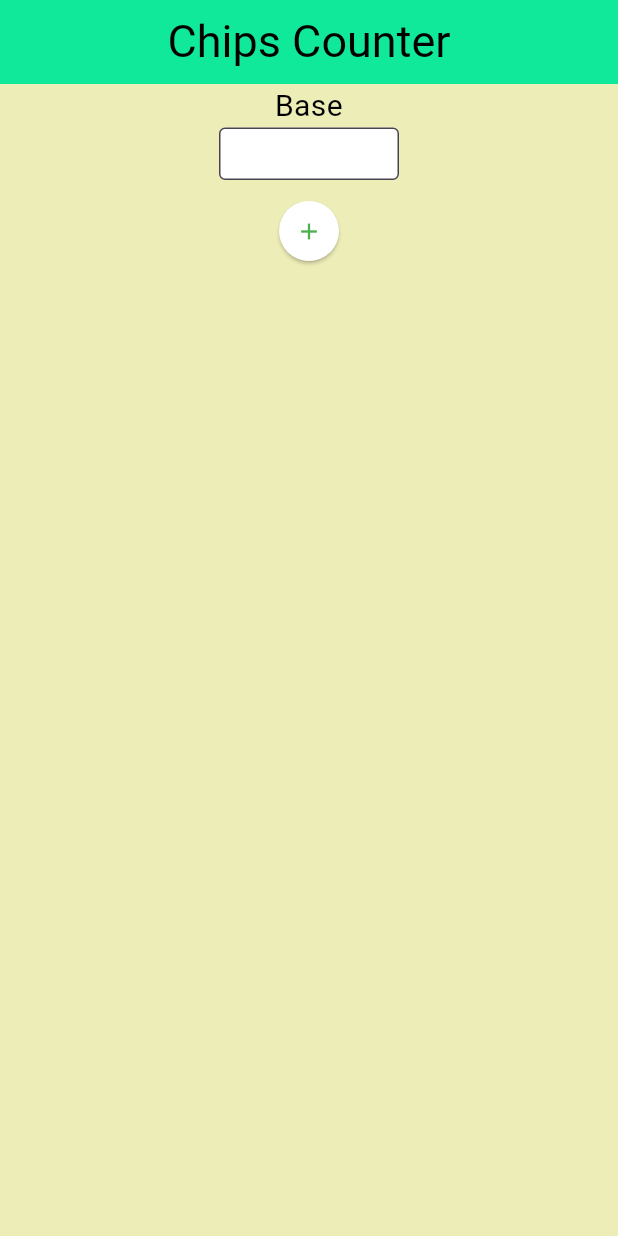
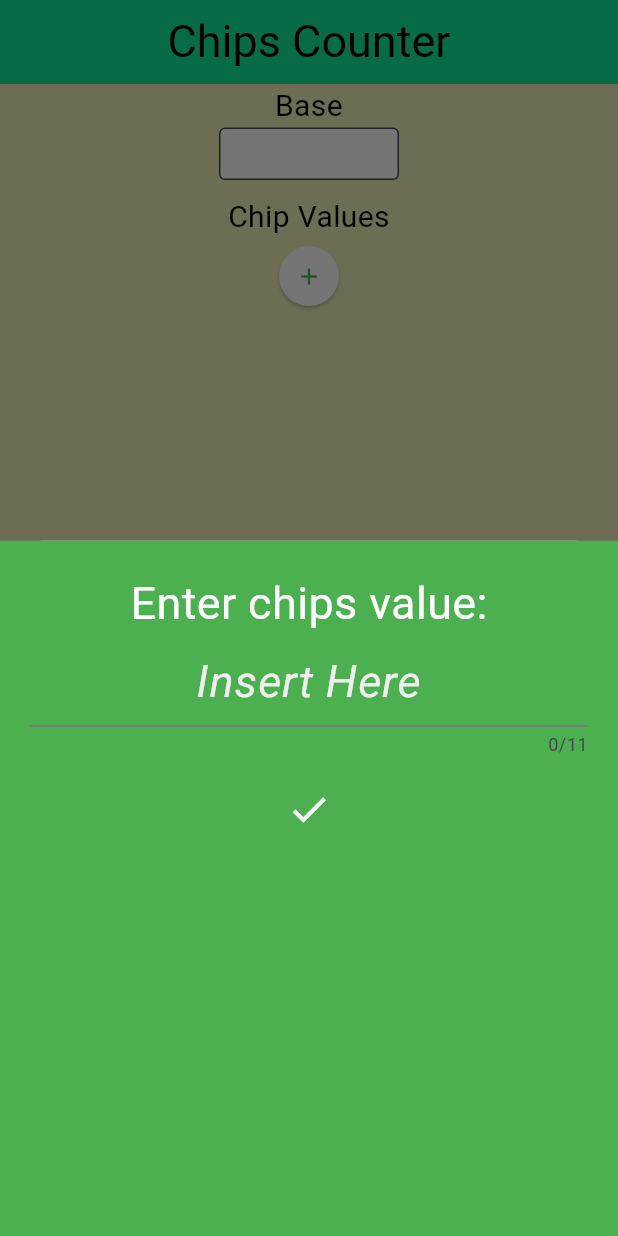
Before and after one commit to Boonpin97/chips_counter, a Flutter app: the screen it shows after launch, after a tap on the "add" icon, on a phone screen of 412 x 824 dp. Run offline on Flutter 3.47's test engine with Material 3 defaults, Android fonts, the phone set to English and light mode, and no system bars.

Commit message:
Added denominations

```diff
--- a/lib/widgets/denomination.dart
+++ b/lib/widgets/denomination.dart
@@ -1,4 +1,8 @@
 import 'package:flutter/material.dart';
+import 'package:flutter/services.dart';
+import '/widgets/coin.dart';
+
+List<String> denomination_list = [];
 
 class Denomination extends StatefulWidget {
   const Denomination({super.key});
@@ -8,22 +12,131 @@ class Denomination extends StatefulWidget {
 }
 
 class _DenominationState extends State<Denomination> {
+  var Controller = TextEditingController();
+
+  void _removeValueHandler(int index) {
+    print("Remove number: $index");
+    setState(() {
+      denomination_list.removeAt(index);
+    });
+  }
+
+  void _addButtonFunction() {
+    showModalBottomSheet<void>(
+      context: context,
+      builder: (BuildContext context) {
+        return Container(
+          height: 700,
+          color: Colors.green[500],
+          child: Column(
+            children: [
+              Container(
+                margin: const EdgeInsets.fromLTRB(20, 20, 20, 20),
+                child: Column(
+                  children: [
+                    const Text(
+                      "Enter chips value:",
+                      style: TextStyle(
+                        fontSize: 30,
+                        color: Colors.white,
+                      ),
+                    ),
+                    TextFormField(
+                      keyboardType: TextInputType.number,
+                      inputFormatters: [FilteringTextInputFormatter.allow(RegExp(r'^[+-]?(\d+(\.\d*)?|\.\d+)$'))],
+                      maxLength: 11,
+                      controller: Controller,
+                      textAlign: TextAlign.center,
+                      style: const TextStyle(
+                        fontSize: 30,
+                        color: Colors.white,
+                      ),
+                      decoration: InputDecoration(
+                        hintStyle: TextStyle(
+                          fontSize: 30,
+                          fontStyle: FontStyle.italic,
+                          color: Colors.grey[200],
+                        ),
+                        hintText: "Insert Here",
+                        border: const UnderlineInputBorder(),
+                      ),
+                    ),
+                    Container(
+                      margin: EdgeInsets.fromLTRB(0, 10, 0, 0),
+                      height: 50,
+                      width: 100,
+                      color: Colors.green[500],
+                      child: IconButton(
+                        iconSize: 30,
+                        icon: const Icon(Icons.check),
+                        color: Colors.white,
+                        onPressed: () {
+                          Navigator.pop(context);
+                          if (Controller.text.isNotEmpty) {
+                            denomination_list.add(Controller.text);
+                            denomination_list
+                                .sort((a, b) => double.parse(a).compareTo(double.parse(b))); // sort the list
+                            print(denomination_list);
+                            setState(() {
+                              Controller.text = "";
+                            });
+                          }
+                        },
+                      ),
+                    ),
+                  ],
+                ),
+              ),
+            ],
+          ),
+        );
+      },
+    );
+  }
+
   @override
   Widget build(BuildContext context) {
-    return Container(
+    return Column(
+      children: [
+        const Text(
+          'Chip Values',
+          textAlign: TextAlign.center,
+          style: TextStyle(fontSize: 20, color: Colors.black),
+        ),
+        Row(
+          mainAxisAlignment: MainAxisAlignment.center,
+          children: [
+            Container(
+              height: 50,
+              child: ListView.builder(
+                scrollDirection: Axis.horizontal,
+                shrinkWrap: true,
+                itemCount: denomination_list.length,
+                itemBuilder: (context, index) {
+                  return Coin(_removeValueHandler, denomination_list, index);
+                },
+              ),
+            ),
+            (denomination_list.length < 6)
+                ? Container(
                     alignment: Alignment.center,
                     child: Row(mainAxisAlignment: MainAxisAlignment.center, children: [
                       ElevatedButton(
-          onPressed: () {},
+                        onPressed: _addButtonFunction,
                         child: Icon(Icons.add, color: Colors.green), // icon of the button
                         style: ElevatedButton.styleFrom(
                           // styling the button
                           shape: CircleBorder(),
-            padding: EdgeInsets.all(10),
+                          padding: EdgeInsets.all(1),
                           backgroundColor: Colors.white, // Button color
                         ),
                       ),
                     ]),
+                  )
+                : Container()
+          ],
+        ),
+      ],
     );
   }
 }
```
Also changed, not shown: lib/widgets/coin.dart (added, +28 -0 lines). Lines whose indentation alone changed are shown as unchanged.
